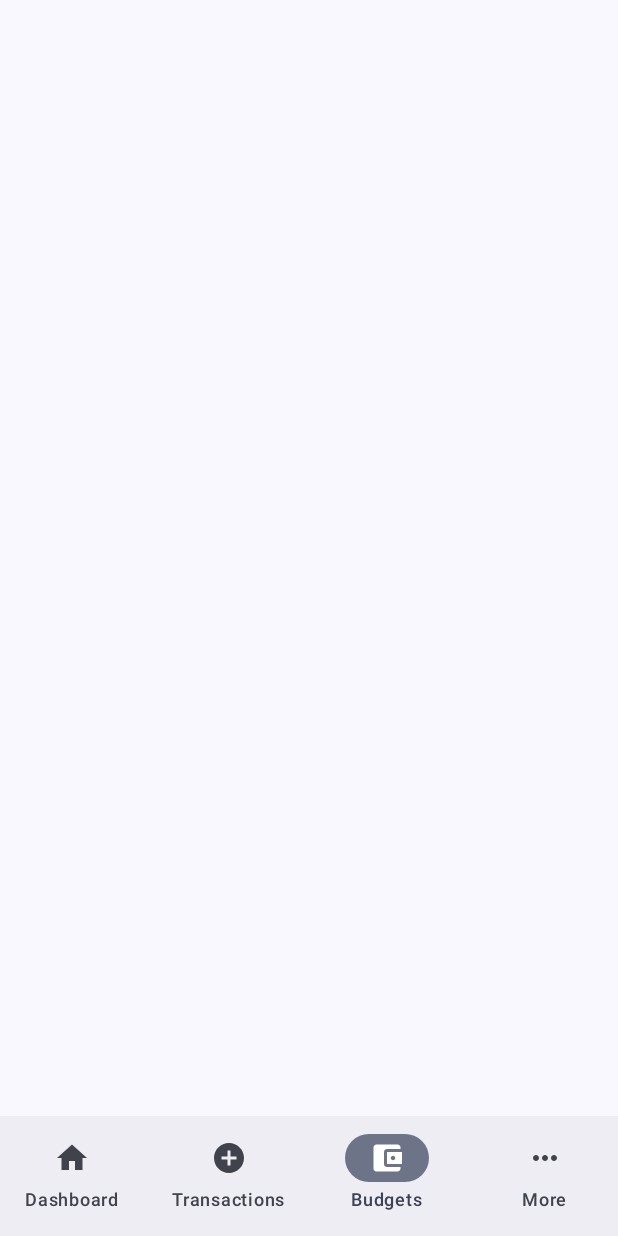
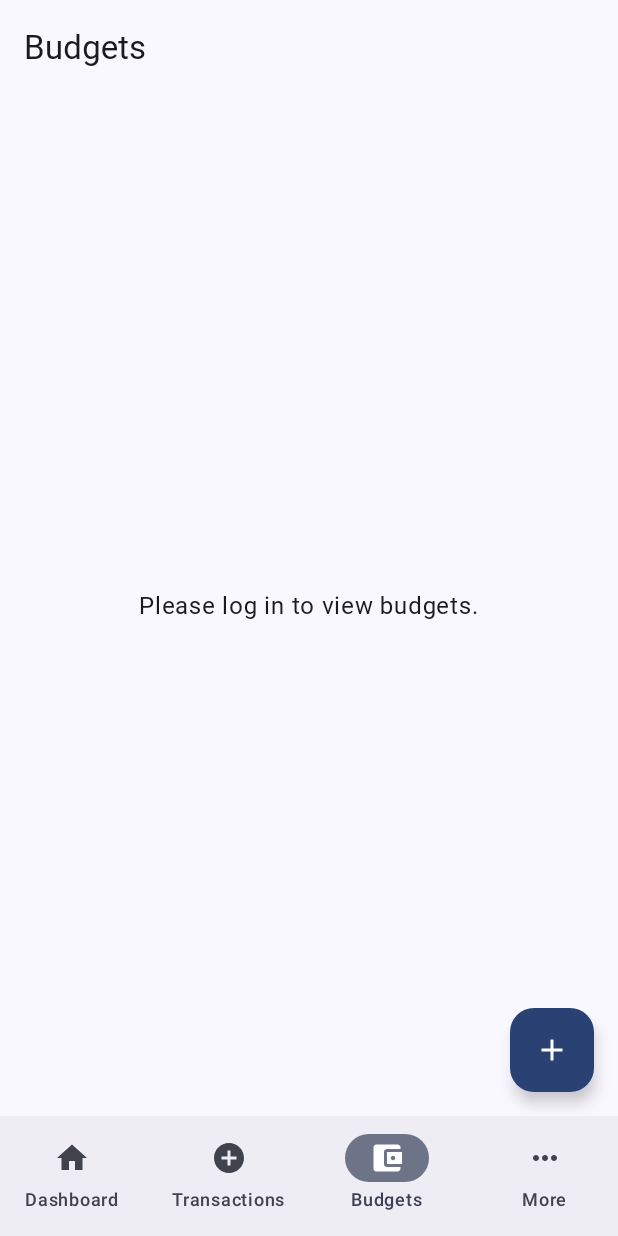
Before and after one commit to Tirtstan/Sol, an Android app built with Jetpack Compose: the BudgetsScreen screen opened through its navigation route, on a phone screen of 412 x 824 dp. Run offline under Robolectric (Android 15) with nearby library versions, the phone set to English and light mode, and no system bars; our stand-ins replace Room's generated code; Roboto replaces fonts that are not available here.

Commit message:
finished what i was doing

```diff
--- a/app/src/main/java/com/std/sol/screens/BudgetsScreen.kt
+++ b/app/src/main/java/com/std/sol/screens/BudgetsScreen.kt
@@ -3,6 +3,7 @@ package com.std.sol.screens
 import androidx.compose.foundation.background
 import androidx.compose.foundation.layout.*
 import androidx.compose.foundation.lazy.LazyColumn
+import androidx.compose.foundation.lazy.items
 import androidx.compose.foundation.lazy.itemsIndexed
 import androidx.compose.material.icons.Icons
 import androidx.compose.material.icons.filled.Add
@@ -10,22 +11,23 @@ import androidx.compose.material3.*
 import androidx.compose.runtime.*
 import androidx.compose.ui.Alignment
 import androidx.compose.ui.Modifier
-import androidx.compose.ui.graphics.Color
 import androidx.compose.ui.platform.LocalContext
-import androidx.compose.ui.text.font.FontWeight
+import androidx.compose.ui.tooling.preview.Preview
 import androidx.compose.ui.unit.dp
 import androidx.lifecycle.viewmodel.compose.viewModel
 import androidx.navigation.NavController
-import com.std.sol.SessionManager // From SessionManager.kt
-import com.std.sol.databases.DatabaseProvider // From DatabaseProvider.kt
-import com.std.sol.entities.Budget // From Budget.kt
-import com.std.sol.entities.TransactionType // From TransactionType.kt
-import com.std.sol.viewmodels.BudgetViewModel // From BudgetViewModel.kt
-import com.std.sol.viewmodels.TransactionViewModel // From TransactionViewModel.kt
-import com.std.sol.viewmodels.UserViewModel // From UserViewModel.kt
-import com.std.sol.viewmodels.ViewModelFactory // From ViewModelFactory.kt
-import com.std.sol.components.StarryBackground // From StarryBackground.kt
-import com.std.sol.components.StaggeredItem // From StaggeredItem.kt
+import androidx.navigation.compose.rememberNavController
+import com.std.sol.SessionManager
+import com.std.sol.Screen
+import com.std.sol.components.StaggeredItem
+import com.std.sol.databases.DatabaseProvider
+import com.std.sol.entities.Budget
+import com.std.sol.ui.theme.SolTheme
+import com.std.sol.viewmodels.BudgetViewModel
+import com.std.sol.viewmodels.UserViewModel
+import com.std.sol.viewmodels.ViewModelFactory
+import kotlinx.coroutines.flow.emptyFlow
+import androidx.compose.ui.text.font.FontWeight
 import com.std.sol.ui.theme.Leaf
 import com.std.sol.ui.theme.Ember
 import com.std.sol.ui.theme.Ocean
@@ -34,57 +36,45 @@ import java.util.Locale
 
 @OptIn(ExperimentalMaterial3Api::class)
 @Composable
-fun BudgetsScreen(
-    @Suppress("UNUSED_PARAMETER") navController: NavController,
-    userViewModel: UserViewModel
-)
+fun BudgetsScreen(navController: NavController, userViewModel: UserViewModel)
 {
-    //dependencies & viewModels setup
     val context = LocalContext.current
+
+    //view model initialisation
     val db = remember { DatabaseProvider.getDatabase(context) }
+    val sessionManager = remember { SessionManager(context) }
+    val factory = remember { ViewModelFactory(db, sessionManager) }
+    val budgetViewModel: BudgetViewModel = viewModel(factory = factory)
 
-    val factory = remember { ViewModelFactory(db, SessionManager(context)) }
+    //state collection
+    val currentUser by userViewModel.currentUser.collectAsState()
+    val userId = currentUser?.id
 
-    val budgetViewModel: BudgetViewModel = viewModel(factory = factory)
-    val transactionViewModel: TransactionViewModel = viewModel(factory = factory)
-
-    //data state fetching
-    val currentUser by userViewModel.currentUser.collectAsState()
-    val userId = currentUser?.id ?: return //exit if user is not logged in
-
-    //fetch all active budgets for user
-    val transactions by transactionViewModel
-        .getAllTransactions(userId, descending = true)
-        .collectAsState(initial = emptyList())
-
-    val budgets by budgetViewModel
-        .getAllBudgets(userId)
-        .collectAsState(initial = emptyList())
-
-    //calc current balance(wallet)
-    val currentBalance = transactions.sumOf{
-        when (it.type)
-        {
-           TransactionType.INCOME -> it.amount
-           TransactionType.EXPENSE -> -it.amount
-        }
+    //fetch budgets based on userId
+    val budgetsFlow = remember(userId) {
+        if (userId != null) budgetViewModel.getAllBudgets(userId) else emptyFlow()
     }
+    val budgets by budgetsFlow.collectAsState(initial = emptyList())
 
     //UI imple
     Scaffold(
         topBar = {
             TopAppBar(
-                title = { Text("Wallet", style = MaterialTheme.typography.titleLarge)},
-                colors = TopAppBarDefaults.topAppBarColors(containerColor = Color.Transparent)
+                title = { Text("Budgets") },
+                colors = TopAppBarDefaults.topAppBarColors(
+                    containerColor = MaterialTheme.colorScheme.surface,
+                    titleContentColor = MaterialTheme.colorScheme.onSurface
+                )
             )
         },
             floatingActionButton = {
                 //plus button to add new budget accounts
-                FloatingActionButton(onClick = {
-                    //MUST ADD: define new route(to add/edit budget screen) & use navController.navigate
-                    println("Navigate to Add/Edit Budget Screen")
-                }) {
-                    Icon(Icons.Filled.Add, contentDescription = "Add New Budget")
+                FloatingActionButton(
+                    onClick = { navController.navigate(Screen.AddEditBudget.createRoute(0)) },
+                    containerColor = MaterialTheme.colorScheme.primary,
+                    contentColor = MaterialTheme.colorScheme.onPrimary
+                ) {
+                    Icon(Icons.Filled.Add, contentDescription = "Add Budget")
                 }
             },
             content = { paddingValues ->
@@ -94,19 +84,29 @@ fun BudgetsScreen(
                         .background(MaterialTheme.colorScheme.background)
                         .padding(paddingValues)
                 ) {
-                    StarryBackground()
-
-                    Column(
-                        modifier = Modifier
-                            .fillMaxSize()
-                            .padding(horizontal =16.dp)
-                    ) {
-                        //current balance
-                        BudgetCard(currentBalance)
-                        Spacer(modifier = Modifier.height(8.dp))
-
-                        //budget categories list
-                        BudgetCategoryList(budgets)
+                    if (userId == null) {
+                        Text(
+                            text = "Please log in to view budgets.",
+                            modifier = Modifier.align(Alignment.Center)
+                        )
+                    } else if (budgets.isEmpty()) {
+                        Text(
+                            text = "No budgets found. Tap '+' to add a new one.",
+                            modifier = Modifier.align(Alignment.Center)
+                        )
+                    } else {
+                        LazyColumn(
+                            contentPadding = PaddingValues(16.dp),
+                            verticalArrangement = Arrangement.spacedBy(8.dp),
+                            modifier = Modifier.fillMaxSize()
+                        ) {
+                            items(budgets) { budget ->
+                                BudgetListItem(budget = budget, onClick = {
+                                    // Navigate to the Add/Edit screen with the existing budget's ID
+                                    navController.navigate(Screen.AddEditBudget.createRoute(budget.id))
+                                })
+                            }
+                        }
                     }
                 }
             }
```
Also changed, not shown: app/src/main/java/com/std/sol/Screens.kt (+8 -0 lines).
